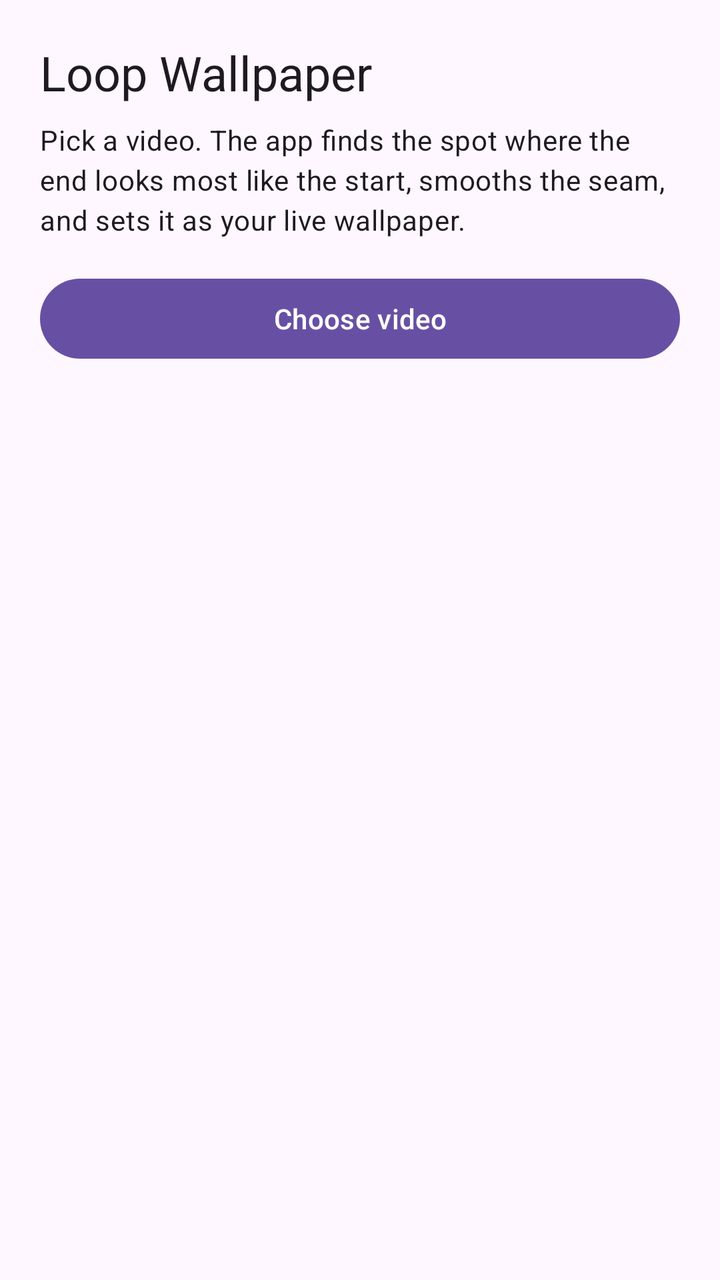
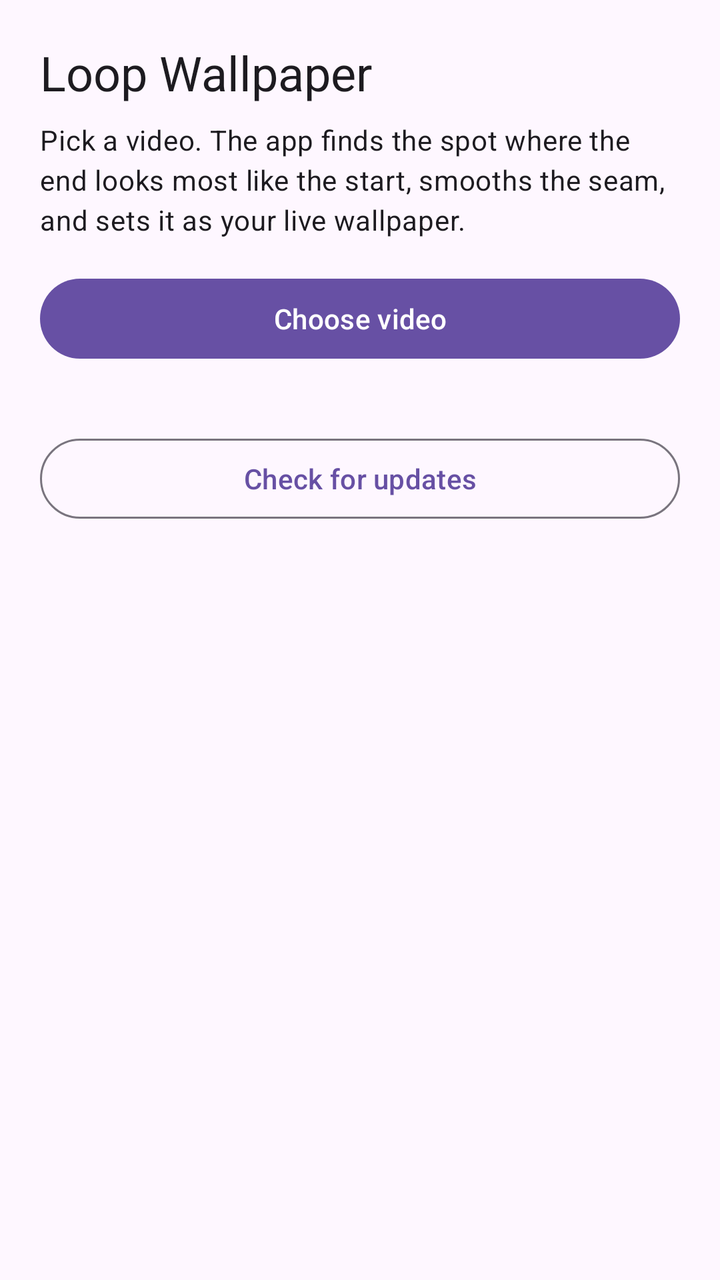

The first picture is an Android layout as it rendered before a commit; the second is the same layout after the commit. The layout source and the unified diff follow.
<!-- AndroidManifest.xml: application theme Theme.LoopWallpaper -->
<!-- res/layout/activity_main.xml -->
<?xml version="1.0" encoding="utf-8"?>
<ScrollView xmlns:android="http://schemas.android.com/apk/res/android"
    xmlns:app="http://schemas.android.com/apk/res-auto"
    android:layout_width="match_parent"
    android:layout_height="match_parent"
    android:fitsSystemWindows="true">

    <LinearLayout
        android:layout_width="match_parent"
        android:layout_height="wrap_content"
        android:orientation="vertical"
        android:padding="20dp">

        <TextView
            android:layout_width="wrap_content"
            android:layout_height="wrap_content"
            android:text="@string/app_name"
            android:textAppearance="?attr/textAppearanceHeadlineSmall" />

        <TextView
            android:layout_width="match_parent"
            android:layout_height="wrap_content"
            android:layout_marginTop="8dp"
            android:text="@string/intro"
            android:textAppearance="?attr/textAppearanceBodyMedium" />

        <Button
            android:id="@+id/pickButton"
            android:layout_width="match_parent"
            android:layout_height="wrap_content"
            android:layout_marginTop="16dp"
            android:text="@string/choose_video" />

        <TextView
            android:id="@+id/videoInfo"
            android:layout_width="match_parent"
            android:layout_height="wrap_content"
            android:layout_marginTop="8dp"
            android:textAppearance="?attr/textAppearanceBodySmall"
            android:visibility="gone" />

        <LinearLayout
            android:id="@+id/progressGroup"
            android:layout_width="match_parent"
            android:layout_height="wrap_content"
            android:layout_marginTop="16dp"
            android:orientation="vertical"
            android:visibility="gone">

            <TextView
                android:id="@+id/progressText"
                android:layout_width="match_parent"
                android:layout_height="wrap_content"
                android:textAppearance="?attr/textAppearanceBodyMedium" />

            <com.google.android.material.progressindicator.LinearProgressIndicator
                android:id="@+id/progressBar"
                android:layout_width="match_parent"
                android:layout_height="wrap_content"
                android:layout_marginTop="8dp"
                android:max="100" />
        </LinearLayout>

        <LinearLayout
            android:id="@+id/settingsGroup"
            android:layout_width="match_parent"
            android:layout_height="wrap_content"
            android:layout_marginTop="24dp"
            android:orientation="vertical"
            android:visibility="gone">

            <TextView
                android:layout_width="wrap_content"
                android:layout_height="wrap_content"
                android:text="@string/settings_title"
                android:textAppearance="?attr/textAppearanceTitleMedium" />

            <TextView
                android:id="@+id/rangeLabel"
                android:layout_width="match_parent"
                android:layout_height="wrap_content"
                android:layout_marginTop="12dp"
                android:textAppearance="?attr/textAppearanceBodyMedium" />

            <com.google.android.material.slider.RangeSlider
                android:id="@+id/rangeSlider"
                android:layout_width="match_parent"
                android:layout_height="wrap_content"
                app:labelBehavior="gone" />

            <TextView
                android:id="@+id/lengthLabel"
                android:layout_width="match_parent"
                android:layout_height="wrap_content"
                android:layout_marginTop="8dp"
                android:textAppearance="?attr/textAppearanceBodyMedium" />

            <com.google.android.material.slider.Slider
                android:id="@+id/lengthSlider"
                android:layout_width="match_parent"
                android:layout_height="wrap_content"
                app:labelBehavior="gone" />

            <TextView
                android:id="@+id/flexLabel"
                android:layout_width="match_parent"
                android:layout_height="wrap_content"
                android:layout_marginTop="8dp"
                android:textAppearance="?attr/textAppearanceBodyMedium" />

            <com.google.android.material.slider.Slider
                android:id="@+id/flexSlider"
                android:layout_width="match_parent"
                android:layout_height="wrap_content"
                android:stepSize="5"
                android:value="25"
                android:valueFrom="0"
                android:valueTo="50"
                app:labelBehavior="gone" />

            <TextView
                android:id="@+id/fadeLabel"
                android:layout_width="match_parent"
                android:layout_height="wrap_content"
                android:layout_marginTop="8dp"
                android:textAppearance="?attr/textAppearanceBodyMedium" />

            <com.google.android.material.slider.Slider
                android:id="@+id/fadeSlider"
                android:layout_width="match_parent"
                android:layout_height="wrap_content"
                android:stepSize="0.25"
                android:value="0.5"
                android:valueFrom="0"
                android:valueTo="2"
                app:labelBehavior="gone" />

            <com.google.android.material.card.MaterialCardView
                android:layout_width="match_parent"
                android:layout_height="wrap_content"
                android:layout_marginTop="16dp">

                <LinearLayout
                    android:layout_width="match_parent"
                    android:layout_height="wrap_content"
                    android:orientation="vertical"
                    android:padding="12dp">

                    <TextView
                        android:id="@+id/resultText"
                        android:layout_width="match_parent"
                        android:layout_height="wrap_content"
                        android:textAppearance="?attr/textAppearanceBodyMedium" />

                    <LinearLayout
                        android:layout_width="match_parent"
                        android:layout_height="wrap_content"
                        android:layout_marginTop="8dp"
                        android:orientation="horizontal">

                        <LinearLayout
                            android:layout_width="0dp"
                            android:layout_height="wrap_content"
                            android:layout_marginEnd="4dp"
                            android:layout_weight="1"
                            android:orientation="vertical">

                            <ImageView
                                android:id="@+id/endFrame"
                                android:layout_width="match_parent"
                                android:layout_height="90dp"
                                android:background="#000000"
                                android:contentDescription="@string/end_of_loop"
                                android:scaleType="fitCenter" />

                            <TextView
                                android:layout_width="wrap_content"
                                android:layout_height="wrap_content"
                                android:text="@string/end_of_loop"
                                android:textAppearance="?attr/textAppearanceBodySmall" />
                        </LinearLayout>

                        <LinearLayout
                            android:layout_width="0dp"
                            android:layout_height="wrap_content"
                            android:layout_marginStart="4dp"
                            android:layout_weight="1"
                            android:orientation="vertical">

                            <ImageView
                                android:id="@+id/startFrame"
                                android:layout_width="match_parent"
                                android:layout_height="90dp"
                                android:background="#000000"
                                android:contentDescription="@string/start_of_loop"
                                android:scaleType="fitCenter" />

                            <TextView
                                android:layout_width="wrap_content"
                                android:layout_height="wrap_content"
                                android:text="@string/start_of_loop"
                                android:textAppearance="?attr/textAppearanceBodySmall" />
                        </LinearLayout>
                    </LinearLayout>
                </LinearLayout>
            </com.google.android.material.card.MaterialCardView>

            <Button
                android:id="@+id/createButton"
                android:layout_width="match_parent"
                android:layout_height="wrap_content"
                android:layout_marginTop="16dp"
                android:text="@string/create_loop" />
        </LinearLayout>

        <LinearLayout
            android:id="@+id/previewGroup"
            android:layout_width="match_parent"
            android:layout_height="wrap_content"
            android:layout_marginTop="24dp"
            android:orientation="vertical"
            android:visibility="gone">

            <TextView
                android:layout_width="wrap_content"
                android:layout_height="wrap_content"
                android:text="@string/preview_title"
                android:textAppearance="?attr/textAppearanceTitleMedium" />

            <androidx.media3.ui.PlayerView
                android:id="@+id/playerView"
                android:layout_width="match_parent"
                android:layout_height="240dp"
                android:layout_marginTop="8dp"
                android:background="#000000"
                app:resize_mode="fit"
                app:use_controller="false" />

            <Button
                android:id="@+id/setWallpaperButton"
                android:layout_width="match_parent"
                android:layout_height="wrap_content"
                android:layout_marginTop="12dp"
                android:text="@string/set_wallpaper" />

            <Button
                android:id="@+id/saveButton"
                style="?attr/materialButtonOutlinedStyle"
                android:layout_width="match_parent"
                android:layout_height="wrap_content"
                android:text="@string/save_to_gallery" />
        </LinearLayout>
    </LinearLayout>
</ScrollView>
<!-- resources referenced by this layout -->
<resources>
  <string name="app_name">Loop Wallpaper</string>
  <string name="choose_video">Choose video</string>
  <string name="create_loop">Create loop</string>
  <string name="end_of_loop">End of loop</string>
  <string name="intro">Pick a video. The app finds the spot where the end looks most like the start, smooths the seam, and sets it as your live wallpaper.</string>
  <string name="preview_title">Preview</string>
  <string name="save_to_gallery">Save to gallery</string>
  <string name="set_wallpaper">Set as wallpaper</string>
  <string name="settings_title">Loop settings</string>
  <string name="start_of_loop">Start of loop</string>
  <style name="Theme.LoopWallpaper" parent="Theme.Material3.DayNight.NoActionBar" />
</resources>

<!-- the commit's change to res/layout/activity_main.xml (unified diff, before → after) -->
@@ -250,5 +250,20 @@
                 android:layout_height="wrap_content"
                 android:text="@string/save_to_gallery" />
         </LinearLayout>
+
+        <Button
+            android:id="@+id/updateButton"
+            style="?attr/materialButtonOutlinedStyle"
+            android:layout_width="match_parent"
+            android:layout_height="wrap_content"
+            android:layout_marginTop="32dp"
+            android:text="@string/check_updates" />
+
+        <TextView
+            android:id="@+id/versionText"
+            android:layout_width="match_parent"
+            android:layout_height="wrap_content"
+            android:gravity="center_horizontal"
+            android:textAppearance="?attr/textAppearanceBodySmall" />
     </LinearLayout>
 </ScrollView>
<!-- resource entries referenced after the edit -->
@@ -1,6 +1,7 @@
 <!-- resources referenced by this layout -->
 <resources>
   <string name="app_name">Loop Wallpaper</string>
+  <string name="check_updates">Check for updates</string>
   <string name="choose_video">Choose video</string>
   <string name="create_loop">Create loop</string>
   <string name="end_of_loop">End of loop</string>
